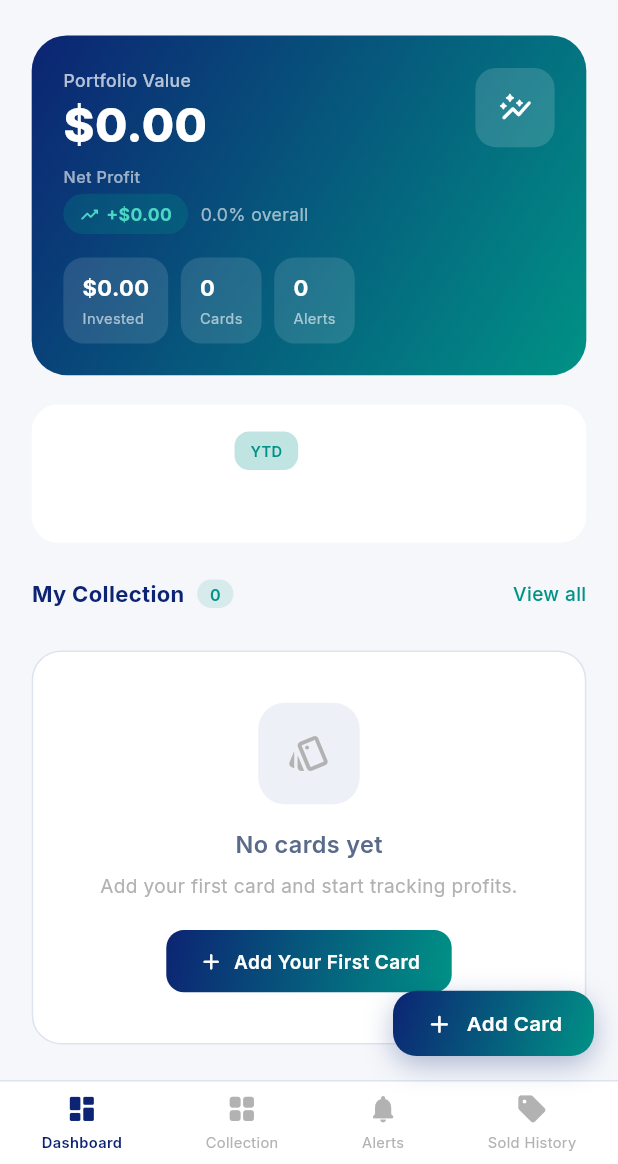
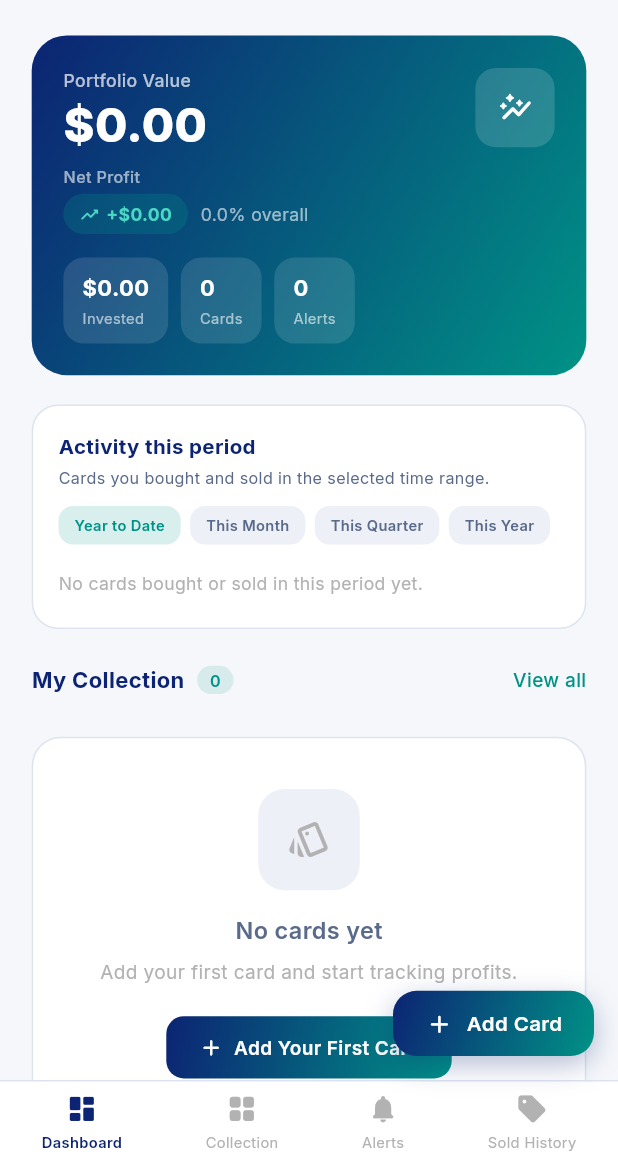
Before and after one commit to hanzala5225/Hobby-Watch, a Flutter app: the DashboardView screen opened by its route, after a tap on the "menu" icon, after a tap on the "refresh" icon, on a phone screen of 412 x 824 dp, the part 72-1236 px from its top. Run offline on Flutter 3.47's test engine with Material 3 defaults, Android fonts, the phone set to English and light mode, and no system bars; our stand-ins replace cached_network_image, dio, firebase_core, firebase_messaging, flutter_local_notifications, flutter_screenutil and 6 more; missing offline and left inert: google_mlkit_text_recognition; accounts and stored records are empty; network calls fail.

Commit message:
idk - part 8

```diff
--- a/lib/data/services/api_service.dart
+++ b/lib/data/services/api_service.dart
@@ -12,6 +12,27 @@ enum _RefreshResult { success, authInvalid, networkError }
 class ApiService extends GetxService {
   late final Dio _dio;
   final _log = Logger();
+
+  // Bug fix (2026-08-25): concurrent 401s (e.g. all 4 of dashboard's onInit
+  // requests hitting an expired token at once) used to each independently
+  // call _tryRefreshToken(). Since refresh tokens rotate on use, the first
+  // succeeded and invalidated the token the others were still using — so
+  // those others independently decided the session was dead and EACH called
+  // Get.offAllNamed('/login') within milliseconds of each other, colliding
+  // on the same LoginController's Form GlobalKey mid-build (the "Multiple
+  // widgets used the same GlobalKey" crash Hanzala hit, and very likely the
+  // same "randomly on the login screen" reports from Tim/Brent). Fix: make
+  // refresh single-flight — concurrent callers await the one in-flight
+  // refresh instead of each starting their own.
+  Future<_RefreshResult>? _inFlightRefresh;
+
+  // Same race, second half: even with the refresh call itself de-duplicated
+  // above, if that ONE shared refresh attempt fails, every concurrent caller
+  // still resumes at ~the same moment and would each independently run the
+  // logout+redirect block below. This flag ensures only the first one
+  // actually clears storage and navigates; the rest are already headed to
+  // /login by then and can just stop.
+  bool _loggingOutFromExpiredSession = false;
 
   @override
   void onInit() {
@@ -44,8 +65,12 @@ class ApiService extends GetxService {
             return handler.next(e);
           }
 
-          // Try silent token refresh
-          final refreshResult = await _tryRefreshToken();
+          // Try silent token refresh — single-flight: if a refresh is already
+          // in progress (from another concurrent 401), await that SAME
+          // attempt instead of starting a new one. See _inFlightRefresh docs.
+          final refreshResult = await (_inFlightRefresh ??= _tryRefreshToken().whenComplete(() {
+            _inFlightRefresh = null;
+          }));
           if (refreshResult == _RefreshResult.success) {
             final prefs = await SharedPreferences.getInstance();
             final newToken = prefs.getString(AppConstants.keyAccessToken);
@@ -56,12 +81,17 @@ class ApiService extends GetxService {
             } catch (_) {}
           }
 
-          if (refreshResult == _RefreshResult.authInvalid) {
+          if (refreshResult == _RefreshResult.authInvalid && !_loggingOutFromExpiredSession) {
+            _loggingOutFromExpiredSession = true;
             final prefs = await SharedPreferences.getInstance();
             await prefs.remove(AppConstants.keyAccessToken);
             await prefs.remove(AppConstants.keyRefreshToken);
             await prefs.remove(AppConstants.keyUser);
             Get.offAllNamed('/login');
+            // Reset shortly after — not immediately, so any other 401s still
+            // resolving in this same batch see the flag and skip, rather than
+            // sneaking in a second navigation a few milliseconds later.
+            Future.delayed(const Duration(seconds: 2), () => _loggingOutFromExpiredSession = false);
           }
         }
         return handler.next(e);
--- a/lib/modules/dashboard/dashboard_view.dart
+++ b/lib/modules/dashboard/dashboard_view.dart
@@ -213,38 +213,53 @@ class DashboardView extends GetView<DashboardController> {
           decoration: BoxDecoration(
             borderRadius: BorderRadius.circular(18.r),
             color: AppColors.bgCard,
-            border: Border.all(color: Colors.white.withOpacity(0.06)),
+            // Bug fix (2026-08): this card is WHITE (AppColors.bgCard), but
+            // every text/border color below was copied from the dark hero
+            // section above it — white-on-white, effectively invisible.
+            // Swapped to the app's actual light-card palette (textPrimary/
+            // textSecondary/textMuted/border/profit/loss), matching how
+            // "Ready to Sell" and "My Collection" already render correctly.
+            border: Border.all(color: AppColors.border),
           ),
           child: Column(crossAxisAlignment: CrossAxisAlignment.start, children: [
-            Row(mainAxisAlignment: MainAxisAlignment.spaceBetween, children: [
-              Text('Activity', style: GoogleFonts.inter(fontSize: 14.sp, fontWeight: FontWeight.w700, color: Colors.white)),
-              Row(children: [
-                _rangeChip('YTD', 'ytd', range),
+            Text('Activity this period', style: GoogleFonts.inter(fontSize: 14.sp, fontWeight: FontWeight.w700, color: AppColors.textPrimary)),
+            SizedBox(height: 3.h),
+            Text('Cards you bought and sold in the selected time range.',
+                style: GoogleFonts.inter(fontSize: 11.sp, color: AppColors.textSecondary)),
+            SizedBox(height: 12.h),
+            SingleChildScrollView(
+              scrollDirection: Axis.horizontal,
+              child: Row(children: [
+                _rangeChip('Year to Date', 'ytd', range),
                 SizedBox(width: 6.w),
-                _rangeChip('Month', 'month', range),
+                _rangeChip('This Month', 'month', range),
                 SizedBox(width: 6.w),
-                _rangeChip('Quarter', 'quarter', range),
+                _rangeChip('This Quarter', 'quarter', range),
                 SizedBox(width: 6.w),
-                _rangeChip('Year', 'year', range),
+                _rangeChip('This Year', 'year', range),
               ]),
-            ]),
+            ),
             SizedBox(height: 14.h),
             if (controller.isLoadingActivity.value)
               Padding(
                 padding: EdgeInsets.symmetric(vertical: 10.h),
                 child: const Center(child: CircularProgressIndicator(color: AppColors.accent, strokeWidth: 2)),
               )
-            else if (a == null)
-              Text('No data for this range.', style: GoogleFonts.inter(fontSize: 12.sp, color: Colors.white38))
+            else if (a == null || (a.cardsAdded == 0 && a.cardsSold == 0))
+              Padding(
+                padding: EdgeInsets.symmetric(vertical: 4.h),
+                child: Text('No cards bought or sold in this period yet.',
+                    style: GoogleFonts.inter(fontSize: 12.sp, color: AppColors.textMuted)),
+              )
             else
               Row(children: [
                 Expanded(child: _activityStat('Invested', fmt.format(a.totalInvestedInPeriod), '${a.cardsAdded} added')),
                 SizedBox(width: 10.w),
                 Expanded(child: _activityStat('Realized Profit', fmt.format(a.totalProfitInPeriod), '${a.cardsSold} sold',
-                    valueColor: a.totalProfitInPeriod >= 0 ? const Color(0xFF4CD6C5) : const Color(0xFFFF6B6B))),
+                    valueColor: a.totalProfitInPeriod >= 0 ? AppColors.profit : AppColors.loss)),
                 SizedBox(width: 10.w),
                 Expanded(child: _activityStat('ROI', a.roiPercentInPeriod != null ? '${a.roiPercentInPeriod!.toStringAsFixed(1)}%' : '—', 'on sold cards',
-                    valueColor: (a.roiPercentInPeriod ?? 0) >= 0 ? const Color(0xFF4CD6C5) : const Color(0xFFFF6B6B))),
+                    valueColor: (a.roiPercentInPeriod ?? 0) >= 0 ? AppColors.profit : AppColors.loss)),
               ]),
           ]),
         );
@@ -260,26 +275,26 @@ class DashboardView extends GetView<DashboardController> {
         padding: EdgeInsets.symmetric(horizontal: 10.w, vertical: 6.h),
         decoration: BoxDecoration(
           borderRadius: BorderRadius.circular(10.r),
-          color: isActive ? AppColors.accent.withOpacity(0.25) : Colors.white.withOpacity(0.06),
+          color: isActive ? AppColors.accent.withOpacity(0.15) : AppColors.bgSurface,
         ),
         child: Text(label, style: GoogleFonts.inter(fontSize: 10.sp, fontWeight: FontWeight.w600,
-            color: isActive ? AppColors.accent : Colors.white60)),
+            color: isActive ? AppColors.accent : AppColors.textSecondary)),
       ),
     );
   }
 
   Widget _activityStat(String label, String value, String sublabel, {Color? valueColor}) {
     return Column(crossAxisAlignment: CrossAxisAlignment.start, children: [
-      Text(label, style: GoogleFonts.inter(fontSize: 10.sp, color: Colors.white60)),
+      Text(label, style: GoogleFonts.inter(fontSize: 10.sp, color: AppColors.textSecondary)),
       SizedBox(height: 4.h),
       FittedBox(
         fit: BoxFit.scaleDown,
         alignment: Alignment.centerLeft,
         child: Text(value, maxLines: 1, style: GoogleFonts.inter(fontSize: 15.sp, fontWeight: FontWeight.w700,
-            color: valueColor ?? Colors.white)),
+            color: valueColor ?? AppColors.textPrimary)),
       ),
       SizedBox(height: 2.h),
-      Text(sublabel, style: GoogleFonts.inter(fontSize: 9.sp, color: Colors.white38)),
+      Text(sublabel, style: GoogleFonts.inter(fontSize: 9.sp, color: AppColors.textMuted)),
     ]);
   }
 
```
